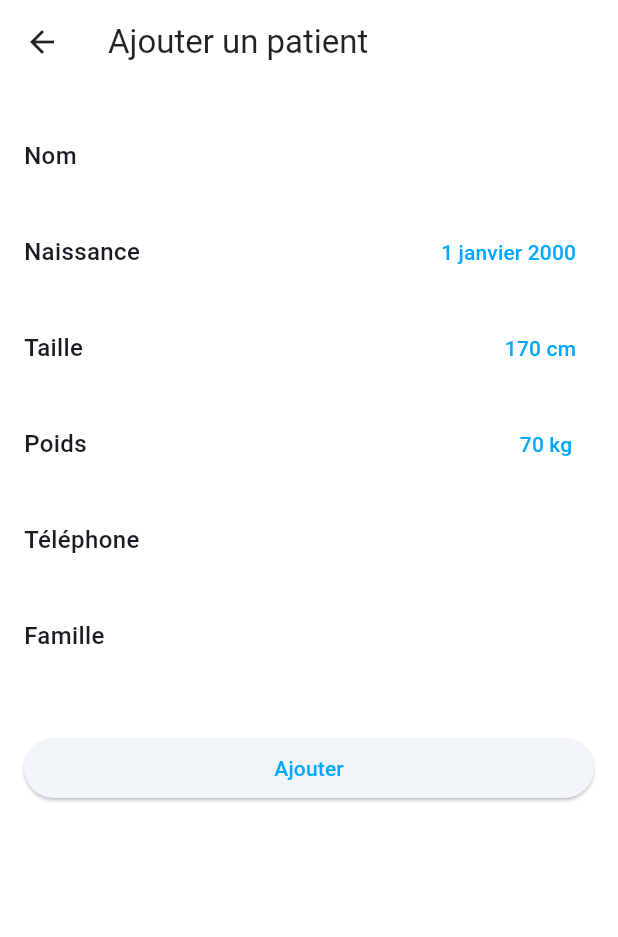
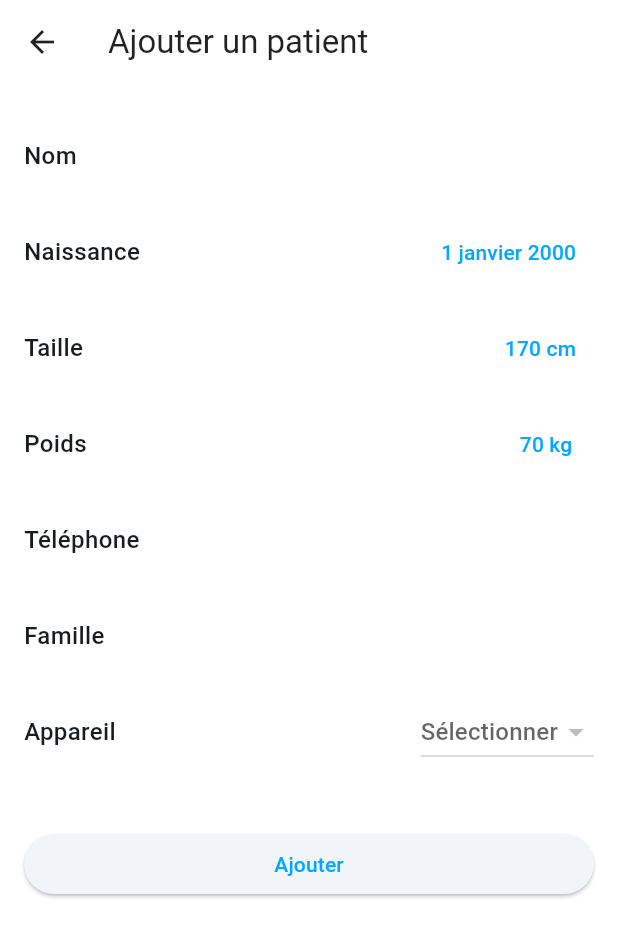
Before and after one commit to James160101/healthcare, a Flutter app: the AddPatientScreen screen opened directly, on a phone screen of 412 x 824 dp. Shown: the top 937 px of the screen. Run offline on Flutter 3.47's test engine with Material 3 defaults, Android fonts, the phone set to English and light mode, and no system bars; our stand-ins replace curved_navigation_bar, firebase_auth, firebase_core, firebase_database, fl_chart, syncfusion_flutter_gauges; accounts and stored records are empty.

Commit message:
versioon final 4

```diff
--- a/healthcare/lib/models/patient.dart
+++ b/healthcare/lib/models/patient.dart
@@ -1,12 +1,13 @@
 class Patient {
   final String id;
   final String name;
-  final DateTime birthDate; // Remplacer l'âge par la date de naissance
+  final DateTime birthDate;
   final int height;
   final int weight;
   final String phone;
   final String familyContact;
   final String imageUrl;
+  final String deviceId; // ID de l'appareil (ESP32) associé
 
   Patient({
     required this.id,
@@ -17,9 +18,9 @@ class Patient {
     required this.phone,
     required this.familyContact,
     required this.imageUrl,
+    required this.deviceId,
   });
 
-  // Calculer l'âge dynamiquement
   int get age {
     final now = DateTime.now();
     int age = now.year - birthDate.year;
@@ -33,7 +34,6 @@ class Patient {
     return Patient(
       id: id,
       name: data['name'] ?? '',
-      // Convertir le timestamp de la base de données en DateTime
       birthDate: data['birthDate'] != null
           ? DateTime.fromMillisecondsSinceEpoch(data['birthDate'] as int)
           : DateTime.now(),
@@ -42,19 +42,20 @@ class Patient {
       phone: data['phone'] ?? '',
       familyContact: data['familyContact'] ?? '',
       imageUrl: data['imageUrl'] ?? '',
+      deviceId: data['deviceId'] ?? '', // Récupérer l'ID de l'appareil
     );
   }
 
   Map<String, dynamic> toMap() {
     return {
       'name': name,
-      // Stocker la date de naissance comme un timestamp
       'birthDate': birthDate.millisecondsSinceEpoch,
       'height': height,
       'weight': weight,
       'phone': phone,
       'familyContact': familyContact,
       'imageUrl': imageUrl,
+      'deviceId': deviceId, // Sauvegarder l'ID de l'appareil
     };
   }
 }
--- a/healthcare/lib/screens/add_patient_screen.dart
+++ b/healthcare/lib/screens/add_patient_screen.dart
@@ -19,6 +19,7 @@ class _AddPatientScreenState extends State<AddPatientScreen> {
   late TextEditingController _nameController;
   late TextEditingController _phoneController;
   late TextEditingController _familyContactController;
+  String? _selectedDeviceId;
 
   late DateTime _birthDate;
   late int _currentHeight;
@@ -31,6 +32,7 @@ class _AddPatientScreenState extends State<AddPatientScreen> {
     _nameController = TextEditingController(text: widget.patient?.name ?? '');
     _phoneController = TextEditingController(text: widget.patient?.phone ?? '');
     _familyContactController = TextEditingController(text: widget.patient?.familyContact ?? '');
+    _selectedDeviceId = widget.patient?.deviceId;
     _birthDate = widget.patient?.birthDate ?? DateTime(2000, 1, 1);
     _currentHeight = widget.patient?.height ?? 170;
     _currentWeight = widget.patient?.weight ?? 70;
@@ -46,6 +48,11 @@ class _AddPatientScreenState extends State<AddPatientScreen> {
 
   Future<void> _submitForm() async {
     if (!_formKey.currentState!.validate()) return;
+    if (_selectedDeviceId == null) {
+      ScaffoldMessenger.of(context).showSnackBar(const SnackBar(content: Text("Veuillez sélectionner un appareil.")));
+      return;
+    }
+
     setState(() => _isLoading = true);
     try {
       final service = Provider.of<FirebaseService>(context, listen: false);
@@ -58,6 +65,7 @@ class _AddPatientScreenState extends State<AddPatientScreen> {
         phone: _phoneController.text,
         familyContact: _familyContactController.text,
         imageUrl: widget.patient?.imageUrl ?? '',
+        deviceId: _selectedDeviceId!,
       );
       if (widget.patient == null) {
         await service.addPatient(patientData);
@@ -77,19 +85,17 @@ class _AddPatientScreenState extends State<AddPatientScreen> {
   }
 
   void _showModalPicker(BuildContext context, Widget child) {
-    showCupertinoModalPopup(
-      context: context,
-      builder: (_) => Container(
-        height: 250,
-        color: Colors.white,
-        child: child,
-      ),
-    );
+    showCupertinoModalPopup(context: context, builder: (_) => Container(height: 250, color: Colors.white, child: child));
   }
 
   @override
   Widget build(BuildContext context) {
     final isEditing = widget.patient != null;
+    final deviceIds = Provider.of<FirebaseService>(context).deviceIds;
+
+    // Vérifier si la valeur sélectionnée est valide
+    final dropdownValue = _selectedDeviceId != null && deviceIds.contains(_selectedDeviceId) ? _selectedDeviceId : null;
+
     return Scaffold(
       appBar: AppBar(title: Text(isEditing ? 'Modifier le patient' : 'Ajouter un patient')),
       body: Padding(
@@ -100,47 +106,49 @@ class _AddPatientScreenState extends State<AddPatientScreen> {
             children: [
               _buildTextRow('Nom', _nameController, validator: (v) => v!.isEmpty ? 'Nom requis' : null),
               _buildPickerRow(context, 'Naissance', DateFormat('d MMMM yyyy', 'fr_FR').format(_birthDate), () {
-                _showModalPicker(context,
-                  CupertinoDatePicker(
-                    mode: CupertinoDatePickerMode.date,
-                    initialDateTime: _birthDate,
-                    maximumDate: DateTime.now(),
-                    onDateTimeChanged: (newDate) => setState(() => _birthDate = newDate),
-                  ),
-                );
+                _showModalPicker(context, CupertinoDatePicker(mode: CupertinoDatePickerMode.date, initialDateTime: _birthDate, maximumDate: DateTime.now(), onDateTimeChanged: (newDate) => setState(() => _birthDate = newDate)));
               }),
               _buildPickerRow(context, 'Taille', '$_currentHeight cm', () {
-                 _showModalPicker(context,
-                  CupertinoPicker(
-                    scrollController: FixedExtentScrollController(initialItem: _currentHeight - 50),
-                    itemExtent: 32.0,
-                    onSelectedItemChanged: (index) => setState(() => _currentHeight = index + 50),
-                    children: List<Widget>.generate(201, (index) => Center(child: Text('${index + 50}'))),
-                  ),
-                );
+                 _showModalPicker(context, CupertinoPicker(scrollController: FixedExtentScrollController(initialItem: _currentHeight - 50), itemExtent: 32.0, onSelectedItemChanged: (index) => setState(() => _currentHeight = index + 50), children: List<Widget>.generate(201, (index) => Center(child: Text('${index + 50}')))));
               }),
                _buildPickerRow(context, 'Poids', '$_currentWeight kg', () {
-                 _showModalPicker(context,
-                  CupertinoPicker(
-                    scrollController: FixedExtentScrollController(initialItem: _currentWeight - 10),
-                    itemExtent: 32.0,
-                    onSelectedItemChanged: (index) => setState(() => _currentWeight = index + 10),
-                    children: List<Widget>.generate(191, (index) => Center(child: Text('${index + 10}'))),
-                  ),
-                );
+                 _showModalPicker(context, CupertinoPicker(scrollController: FixedExtentScrollController(initialItem: _currentWeight - 10), itemExtent: 32.0, onSelectedItemChanged: (index) => setState(() => _currentWeight = index + 10), children: List<Widget>.generate(191, (index) => Center(child: Text('${index + 10}')))));
               }),
               _buildTextRow('Téléphone', _phoneController, keyboard: TextInputType.phone, validator: (v) => v!.isEmpty ? 'Numéro requis' : null),
               _buildTextRow('Famille', _familyContactController, keyboard: TextInputType.phone, validator: (v) => v!.isEmpty ? 'Contact requis' : null),
+              _buildDeviceDropdown(deviceIds, dropdownValue),
               const SizedBox(height: 32),
               ElevatedButton(
                 onPressed: _isLoading ? null : _submitForm,
-                child: _isLoading
-                    ? const CircularProgressIndicator(color: Colors.white)
-                    : Text(isEditing ? 'Enregistrer' : 'Ajouter'),
+                child: _isLoading ? const CircularProgressIndicator(color: Colors.white) : Text(isEditing ? 'Enregistrer' : 'Ajouter'),
               ),
             ],
           ),
         ),
+      ),
+    );
+  }
+
+  Widget _buildDeviceDropdown(List<String> deviceIds, String? value) {
+    return Padding(
+      padding: const EdgeInsets.symmetric(vertical: 8.0),
+      child: Row(
+        mainAxisAlignment: MainAxisAlignment.spaceBetween,
+        children: [
+          const Text('Appareil', style: TextStyle(fontSize: 16, fontWeight: FontWeight.w500)),
+          DropdownButton<String>(
+            value: value,
+            hint: const Text('Sélectionner'),
+            items: deviceIds.map((String id) {
+              return DropdownMenuItem<String>(value: id, child: Text(id));
+            }).toList(),
+            onChanged: (String? newValue) {
+              setState(() {
+                _selectedDeviceId = newValue;
+              });
+            },
+          ),
+        ],
       ),
     );
   }
@@ -153,14 +161,7 @@ class _AddPatientScreenState extends State<AddPatientScreen> {
           Text(label, style: const TextStyle(fontSize: 16, fontWeight: FontWeight.w500)),
           const SizedBox(width: 16),
           Expanded(
-            child: TextFormField(
-              controller: controller,
-              textAlign: TextAlign.end,
-              decoration: const InputDecoration(border: InputBorder.none),
-              keyboardType: keyboard,
-              validator: validator,
-            ),
-          ),
+            child: TextFormField(controller: controller, textAlign: TextAlign.end, decoration: const InputDecoration(border: InputBorder.none), keyboardType: keyboard, validator: validator)),
         ],
       ),
     );
@@ -173,10 +174,7 @@ class _AddPatientScreenState extends State<AddPatientScreen> {
         mainAxisAlignment: MainAxisAlignment.spaceBetween,
         children: [
           Text(label, style: const TextStyle(fontSize: 16, fontWeight: FontWeight.w500)),
-          TextButton(
-            onPressed: onPressed,
-            child: Text(value),
-          ),
+          TextButton(onPressed: onPressed, child: Text(value)),
         ],
       ),
     );
```
Also changed, not shown: healthcare/lib/screens/statistics_screen.dart (+15 -5 lines), healthcare/lib/services/firebase_service.dart (+42 -39 lines).
